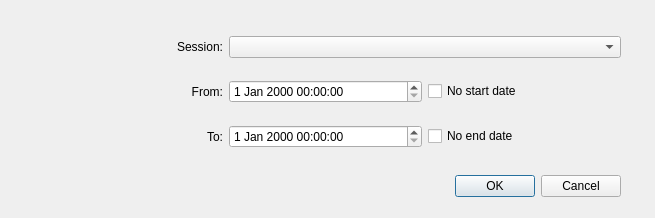
Qt form SquareDesk-DEV/test123/songhistoryexportdialog.ui (mpogue2/SquareDesk) before a commit.
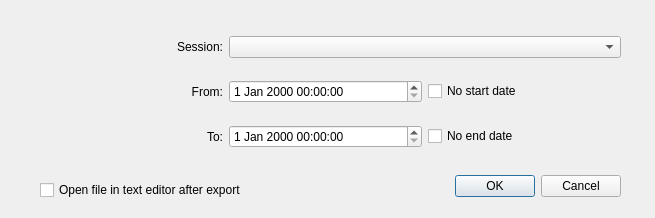
The same form after that commit.

Commit message:
#1256: Offer to open file after Export Song Play History
If user checked the box, opens TextEdit after the save. Also, remembers the last directory we saved to for the next time.  And finally, the default name of the file is "songsPlayedOn_<startdate>.txt".

The edit to the form file:
```diff
--- a/SquareDesk-DEV/test123/songhistoryexportdialog.ui
+++ b/SquareDesk-DEV/test123/songhistoryexportdialog.ui
@@ -94,6 +94,19 @@
     </item>
    </layout>
   </widget>
+  <widget class="QCheckBox" name="checkBoxOpenAfterExport">
+   <property name="geometry">
+    <rect>
+     <x>40</x>
+     <y>180</y>
+     <width>231</width>
+     <height>20</height>
+    </rect>
+   </property>
+   <property name="text">
+    <string>Open file in text editor after export</string>
+   </property>
+  </widget>
  </widget>
  <resources/>
  <connections>
```
Left out of the diff: 10 changed lines with no effect on the pictures. The commit also changes 4 other files.
